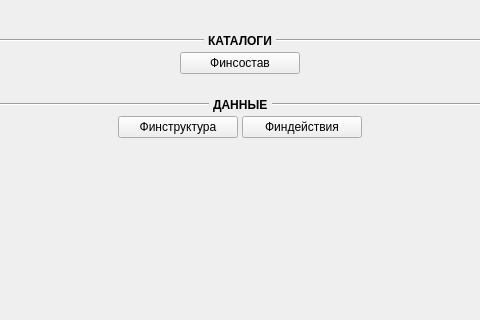
The window that ui/forms/form_main.ui (e-vladimir/finmanager) describes before a commit, drawn with Qt 5; both pictures show x 160 to 640 and y 0 to 320 of the 800 by 480 pixel window.
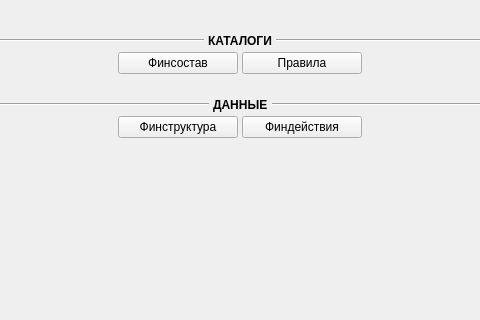
The same window after the commit.

Commit message: + ПРАВИЛА ОБРАБОТКИ ДАННЫХ + Отображение правил обработки данных + Создание записи правил обработки данных

```diff
--- a/ui/forms/form_main.ui
+++ b/ui/forms/form_main.ui
@@ -119,6 +119,19 @@
         </property>
        </widget>
       </item>
+      <item>
+       <widget class="QPushButton" name="btn_rules">
+        <property name="minimumSize">
+         <size>
+          <width>120</width>
+          <height>0</height>
+         </size>
+        </property>
+        <property name="text">
+         <string>Правила</string>
+        </property>
+       </widget>
+      </item>
       <item>
        <spacer name="horizontalSpacer_3">
         <property name="orientation">
```
The commit also changes 26 other files.
